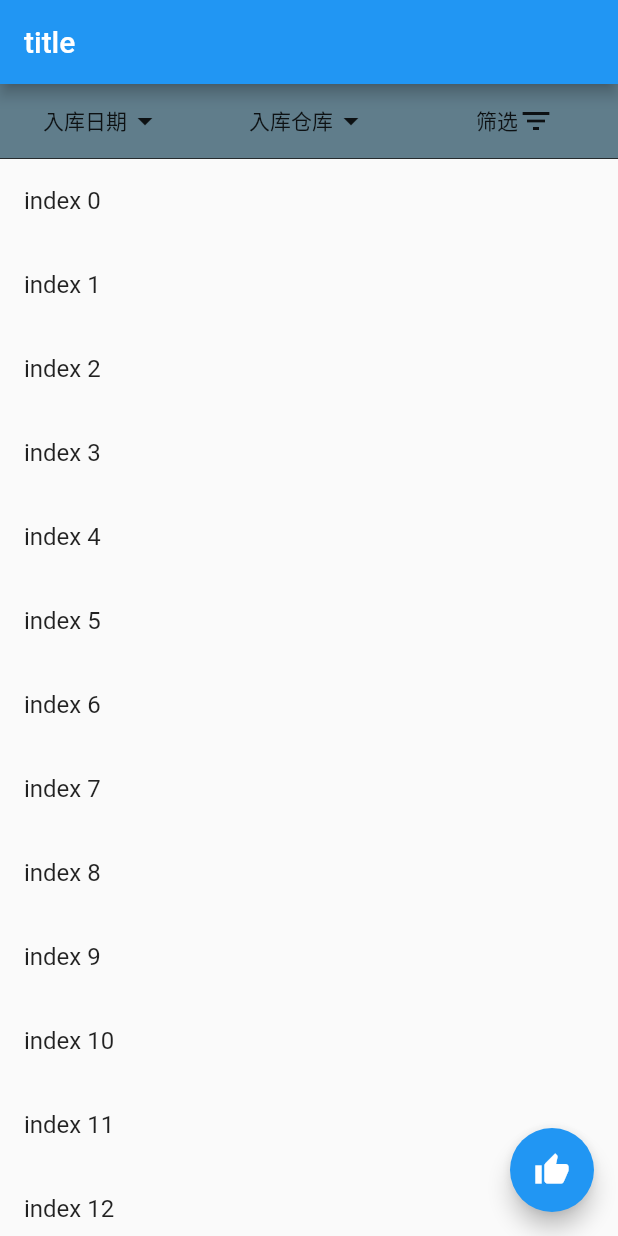
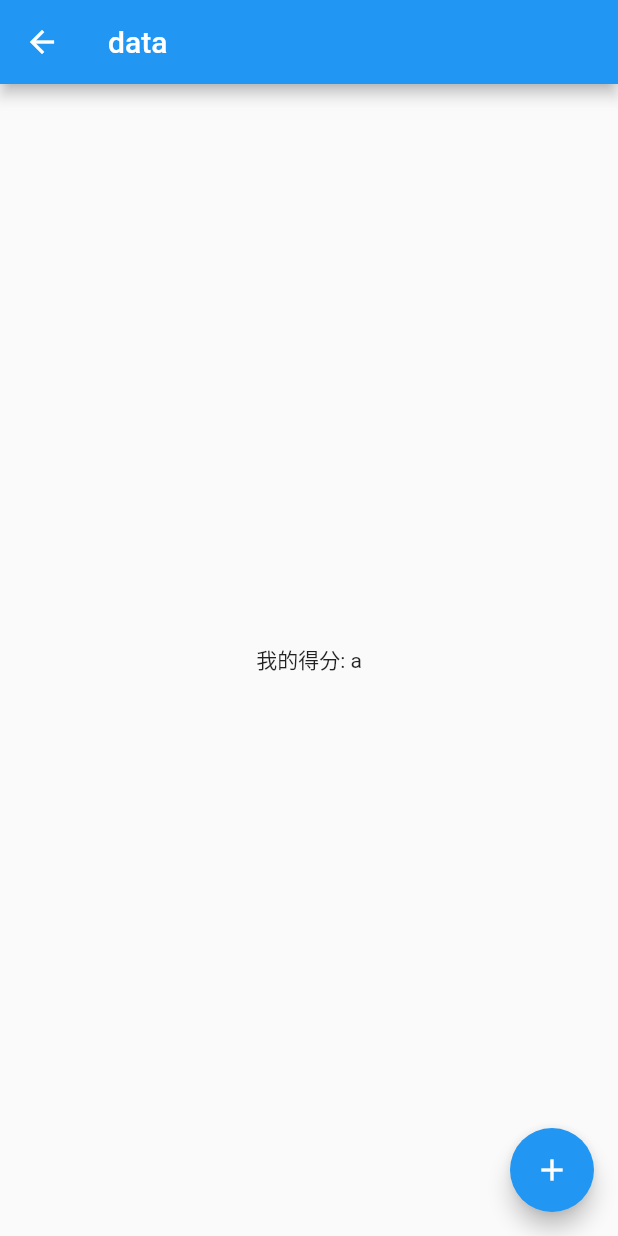
Before and after one commit to xfy6238/flutter-study, a Flutter app: the screen it shows after launch, on a phone screen of 412 x 824 dp. Run offline on Flutter 3.47's test engine with Material 2 defaults, Android fonts, the phone set to English and light mode, and no system bars; our stand-ins replace dio, rxdart.

Commit message:
rxdart示例

```diff
--- a/lib/main.dart
+++ b/lib/main.dart
@@ -3,79 +3,123 @@
 // found in the LICENSE file.
 
 import 'package:flutter/material.dart';
-import 'components/Filter.dart';
-import 'package:flutter/rendering.dart';
+import 'package:rxdart/rxdart.dart';
+import 'dart:math';
 
-void main() {
-  debugPaintSizeEnabled = false;
-  runApp(App());
+import './rx.dart';
+
+void main(List<String> args) {
+  runApp(new MaterialApp(
+    title: "app",
+    home: MyApp(),
+  ));
 }
 
-class App extends StatefulWidget {
-  @override
-  AppState createState() => new AppState();
-}
-
-class AppState extends State<App> {
-  String title = "title";
-
-  ScrollController controller = new ScrollController();
-
-  @override
-  void initState() {
-    super.initState();
-    controller.addListener(() {
-      if (controller.offset == controller.position.maxScrollExtent) {
-        print("出发上拉加载");
-      }
-      if (controller.offset == controller.position.minScrollExtent) {
-        print("出发下拉加载");
-      }
-    });
-  }
-
-  @override
-  void dispose() {
-    super.dispose();
-    controller.dispose();
-  }
-
+class MyApp extends StatelessWidget {
   @override
   Widget build(BuildContext context) {
-    return MaterialApp(
-      title: this.title,
-      theme: ThemeData(primaryColor: Colors.blue),
-      home: Scaffold(
+    Model model = new Model();
+    return Scaffold(
       appBar: AppBar(
-            title: Text(this.title),
+        title: Text("data"),
+        leading: IconButton(icon: Icon(Icons.arrow_back), onPressed: () {
+          model.close();
+        },),
+      ),
+      body: Center(
+        child: StreamBuilder<String>(
+          stream: model.title,
+          initialData: "a",
+          builder: (context, snapshot) {
+            if (snapshot.data.isNotEmpty) {
+              return Text("我的得分: ${snapshot.data}");
+            }
+          },
+        ),
       ),
       floatingActionButton: FloatingActionButton(
-            child: Icon(Icons.thumb_up),
+        child: Icon(Icons.add),
         onPressed: () {
-              controller.animateTo(0.0,
-                  duration: Duration(milliseconds: 300), curve: Curves.easeIn);
+          model.setTitle(Random().nextInt(100).toString());
         },
       ),
-          body: Stack(
-            children: <Widget>[
-              Builder(
-                builder: (BuildContext context) {
-                  return ListView.builder(
-                    itemCount: 20,
-                    itemBuilder: (BuildContext context, int i) {
-                      return ListTile(
-                        title: Text("index $i"),
-                      );
-                    },
-                    physics: const AlwaysScrollableScrollPhysics(),
-                    controller: controller,
-                    padding: EdgeInsets.only(top: 50.0),
-                  );
-                },
-              ),
-              Filter(),
-            ],
-          )),
     );
   }
 }
+
+// import 'components/Filter.dart';
+// import 'package:flutter/rendering.dart';
+
+// void main() {
+//   debugPaintSizeEnabled = false;
+//   runApp(App());
+// }
+
+// class App extends StatefulWidget {
+//   @override
+//   AppState createState() => new AppState();
+// }
+
+// class AppState extends State<App> {
+//   String title = "title";
+
+//   ScrollController controller = new ScrollController();
+
+//   @override
+//   void initState() {
+//     super.initState();
+//     controller.addListener(() {
+//       if (controller.offset == controller.position.maxScrollExtent) {
+//         print("出发上拉加载");
+//       }
+//       if (controller.offset == controller.position.minScrollExtent) {
+//         print("出发下拉加载");
+//       }
+//     });
+//   }
+
+//   @override
+//   void dispose() {
+//     super.dispose();
+//     controller.dispose();
+//   }
+
+//   @override
+//   Widget build(BuildContext context) {
+//     return MaterialApp(
+//       title: this.title,
+//       theme: ThemeData(primaryColor: Colors.blue),
+//       home: Scaffold(
+//           appBar: AppBar(
+//             title: Text(this.title),
+//           ),
+//           floatingActionButton: FloatingActionButton(
+//             child: Icon(Icons.thumb_up),
+//             onPressed: () {
+//               controller.animateTo(0.0,
+//                   duration: Duration(milliseconds: 300), curve: Curves.easeIn);
+//             },
+//           ),
+//           body: Stack(
+//             children: <Widget>[
+//               Builder(
+//                 builder: (BuildContext context) {
+//                   return ListView.builder(
+//                     itemCount: 20,
+//                     itemBuilder: (BuildContext context, int i) {
+//                       return ListTile(
+//                         title: Text("index $i"),
+//                       );
+//                     },
+//                     physics: const AlwaysScrollableScrollPhysics(),
+//                     controller: controller,
+//                     padding: EdgeInsets.only(top: 50.0),
+//                   );
+//                 },
+//               ),
+//               Filter(),
+//             ],
+//           )),
+//     );
+//   }
+// }
--- /dev/null
+++ b/lib/rx.dart
@@ -0,0 +1,17 @@
+import 'package:rxdart/rxdart.dart';
+
+class Model {
+
+  var _title = new PublishSubject<String>();
+
+  Stream get title => _title.stream;
+
+  void setTitle(String value) {
+    _title.add(value);
+  }
+
+
+  void close() {
+    _title.close();
+  }
+}
--- a/pubspec.yaml
+++ b/pubspec.yaml
@@ -20,6 +20,7 @@ dependencies:
   # Use with the CupertinoIcons class for iOS style icons.
   cupertino_icons: ^0.1.2
   dio: ^1.0.6
+  rxdart: ^0.16.0
 
 dev_dependencies:
   flutter_test:
```
Lines whose indentation alone changed are shown as unchanged.
